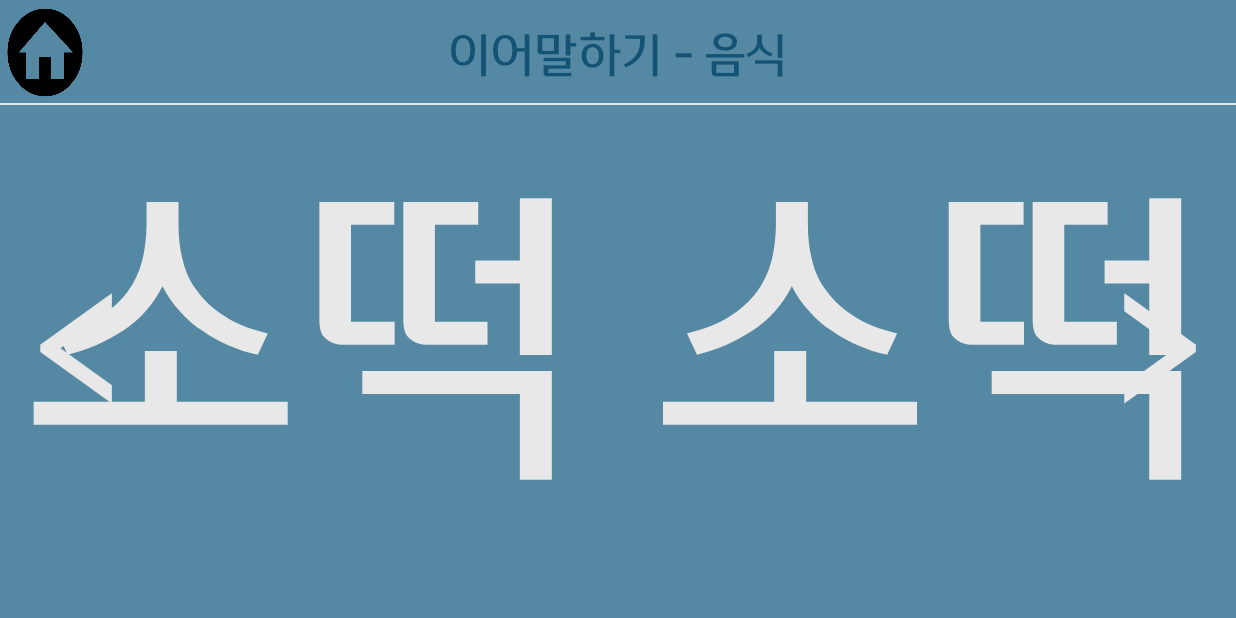
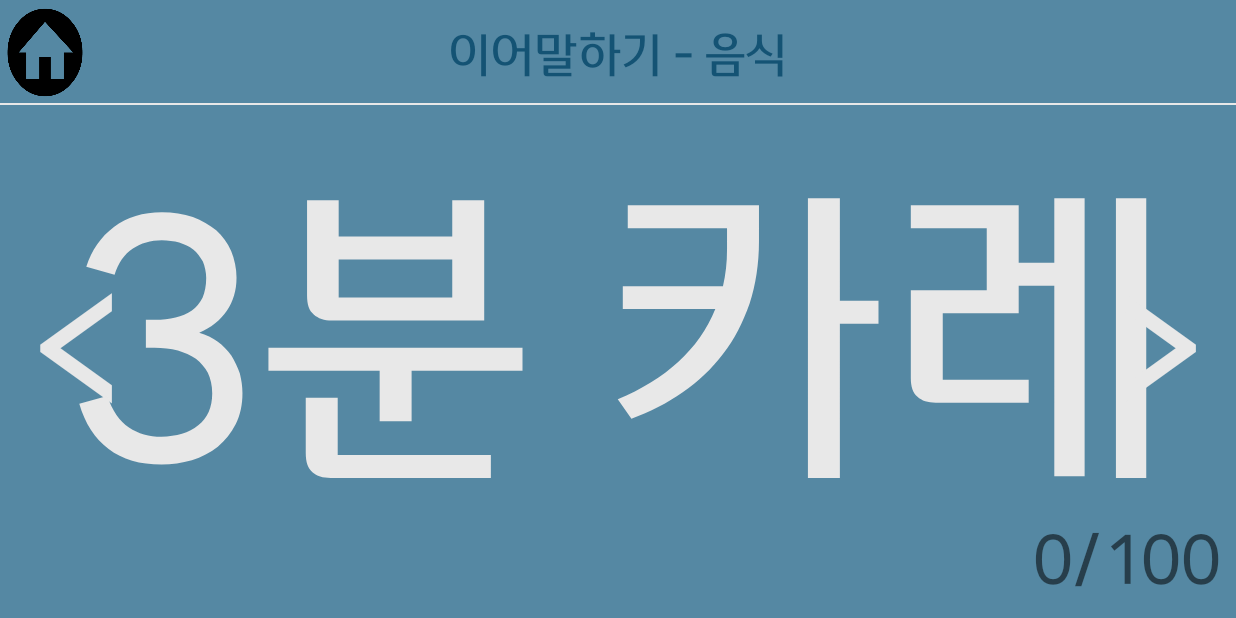
Before and after one commit to ssb1179/EndYearPartyGame, an Android app: the FourFoodActivity screen opened directly, with no data from a screen before it, on a phone screen of 824 x 412 dp (held sideways). Run offline under Robolectric (Android 15) with nearby library versions, the phone set to English and light mode, and no system bars.

Commit message:
오른쪽밑에 n/n을 추가해서 몇번째인지 확인 텍스트뷰 생성

```diff
--- a/app/src/main/java/silvertown/endyearpartygame/fourChar.java
+++ b/app/src/main/java/silvertown/endyearpartygame/fourChar.java
@@ -72,7 +72,7 @@ public class fourChar {
         Collections.shuffle(fourCharList);
         Collections.shuffle(lifeList);
         Collections.shuffle(foodList);
-        Collections.shuffle(foodList);
+        Collections.shuffle(movieList);
     }
 
     public List<String> getFourCharList() {
--- a/app/src/main/java/silvertown/endyearpartygame/relay/FourFoodActivity.java
+++ b/app/src/main/java/silvertown/endyearpartygame/relay/FourFoodActivity.java
@@ -24,6 +24,7 @@ public class FourFoodActivity extends AppCompatActivity {
     private TextView btn_prev;
     private Button btn_home;
 
+    private TextView txt_num;
 
     @Override
     public void onCreate(@Nullable Bundle savedInstanceState) {
@@ -51,18 +52,25 @@ public class FourFoodActivity extends AppCompatActivity {
         btn_prev = findViewById(R.id.btn_prev);
 
         btn_home = findViewById(R.id.btn_home);
+        txt_num = findViewById(R.id.txt_num);
 
         main_fourFood.setText(fc_list.getFoodList().get(stackNum));
+        txt_num.setText(stackNum + "/" + fc_list.getFoodList().size());
+
 
         // 대음! 버튼 다음버튼입니다
         btn_next.setOnClickListener(new View.OnClickListener() {
             @Override
             public void onClick(View view) {
-                stackNum++;
-                main_fourFood.setText(fc_list.getFoodList().get(stackNum));
+                if (stackNum + 1 == fc_list.getFoodList().size()){
+                    stackNum = 0;
+                    main_fourFood.setText(fc_list.getFoodList().get(stackNum));
+                    txt_num.setText(stackNum+1 + "/" + fc_list.getFoodList().size());
 
-                if (stackNum == fc_list.getFoodList().size()) {
-                    stackNum = 0;
+                } else {
+                    stackNum++;
+                    main_fourFood.setText(fc_list.getFoodList().get(stackNum));
+                    txt_num.setText(stackNum+1 + "/" + fc_list.getFoodList().size());
                 }
             }
         });
@@ -73,6 +81,7 @@ public class FourFoodActivity extends AppCompatActivity {
                 if (stackNum != 0) {
                     stackNum--;
                     main_fourFood.setText(fc_list.getFoodList().get(stackNum));
+                    txt_num.setText(stackNum+1 + "/" + fc_list.getFoodList().size());
                 }
             }
         });
--- a/app/src/main/res/layout/four_food_view.xml
+++ b/app/src/main/res/layout/four_food_view.xml
@@ -77,6 +77,19 @@
             android:textSize="50pt"
             android:layout_alignParentRight="true"/>
 
+        <TextView
+            android:id="@+id/txt_num"
+            android:layout_width="wrap_content"
+            android:layout_height="wrap_content"
+            android:layout_alignParentBottom="true"
+            android:layout_alignParentRight="true"
+            android:layout_marginBottom="10dp"
+            android:layout_marginRight="10dp"
+            android:textSize="20pt"
+            android:fontFamily="@font/welcome_font_regular"
+            android:text="몇개째"
+            />
+
 
     </RelativeLayout>
 
```
Also changed, not shown: app/src/main/java/silvertown/endyearpartygame/relay/FourCharActivity.java (+12 -4 lines), app/src/main/java/silvertown/endyearpartygame/relay/FourLifeActivity.java (+13 -4 lines), app/src/main/java/silvertown/endyearpartygame/relay/FourMovieActivity.java (+13 -4 lines), app/src/main/res/layout/four_char_view.xml (+13 -0 lines), app/src/main/res/layout/four_life_view.xml (+13 -0 lines), app/src/main/res/layout/four_movie_view.xml (+13 -0 lines).
